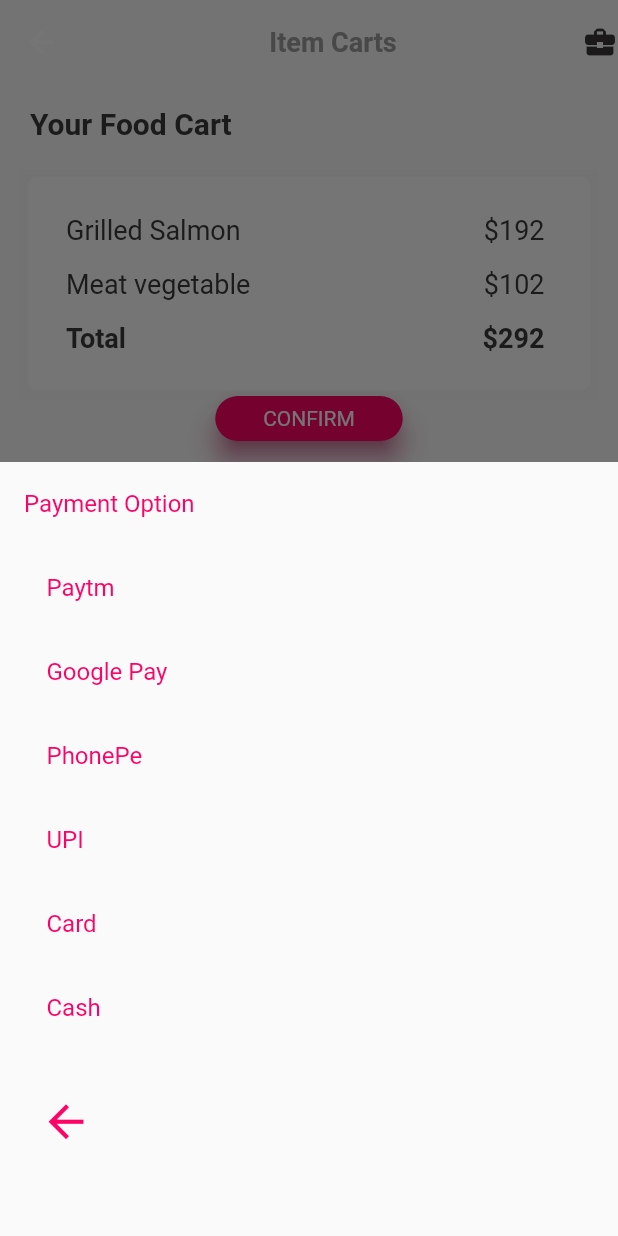
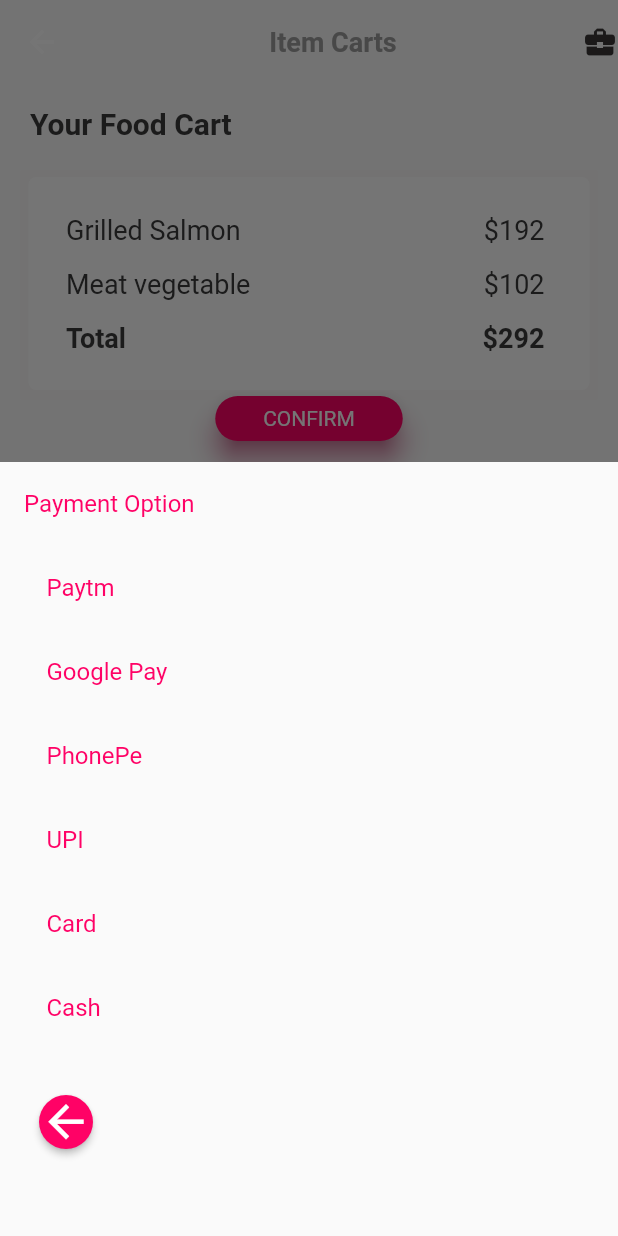
Before and after one commit to deadline007/SnatchedDemo, a Flutter app: the FoodOrderPage screen opened directly, after a tap on "CONFIRM", on a phone screen of 412 x 824 dp. Run offline on Flutter 3.47's test engine with Material 2 defaults, Android fonts, the phone set to English and light mode, and no system bars; our stand-ins replace after_layout, introduction_screen, shared_preferences; missing offline and left inert: dart:ffi; accounts and stored records are empty; network calls fail; Roboto replaces fonts that are missing (Montserrat).

```diff
--- a/lib/cart.dart
+++ b/lib/cart.dart
@@ -169,14 +169,14 @@ void _paymentOptionSheet(context){
               RawMaterialButton(
                 onPressed: () {},
                 elevation: 2.0,
-                //fillColor: Color.fromRGBO(255, 2, 102,100),
+                fillColor: Color.fromRGBO(255, 2, 102,100),
                 child: Icon(
                   Icons.arrow_back,
-                  color: Color.fromRGBO(255, 2, 102,100),
+                  color: Colors.white,
                   size: 35.0,
                 ),
                 //padding: EdgeInsets.all(10.0),
-//                shape: CircleBorder(),
+               shape: CircleBorder(),
               ),
               SizedBox(
                 height: 100,
--- a/lib/profile.dart
+++ b/lib/profile.dart
@@ -2,6 +2,7 @@ import 'dart:ffi';
 
 import 'package:flutter/cupertino.dart';
 import 'package:flutter/material.dart';
+import 'login.dart';
 
 class Profile extends StatefulWidget{
   @override
@@ -98,7 +99,10 @@ class _ProfileState  extends State<Profile>{
   color: Color.fromRGBO(255, 2, 102,100),
   elevation: 7.0,
   child: GestureDetector(
-  onTap: () {},
+  onTap: () {Navigator.push(
+      context,
+      MaterialPageRoute(
+          builder: (BuildContext context) => LoginPage()));},
   child: Center(
   child: Text(
   'Log out',
```
